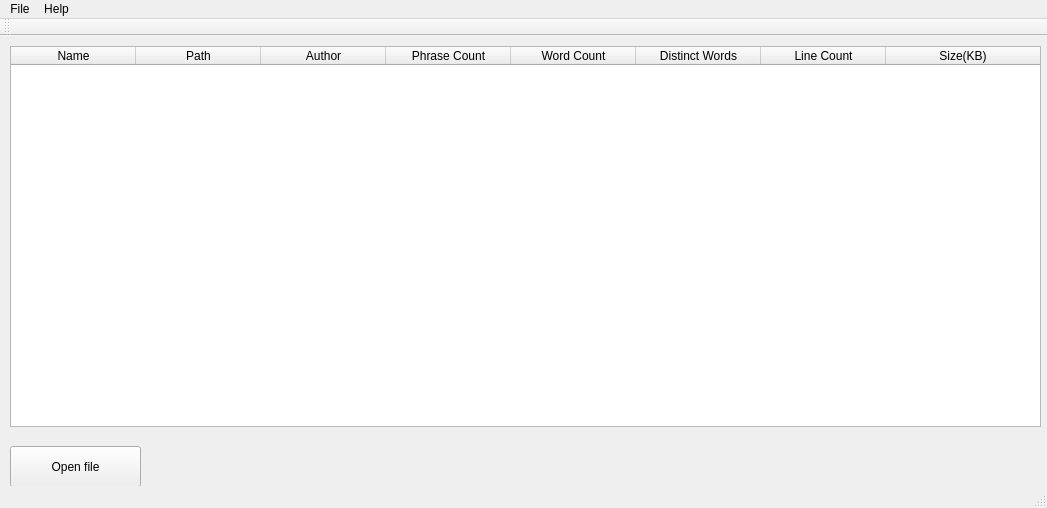
This is Bookstat/mainwindow.ui in imarius85/Bookstat as Qt 5 draws it before an edit. The edited form follows.
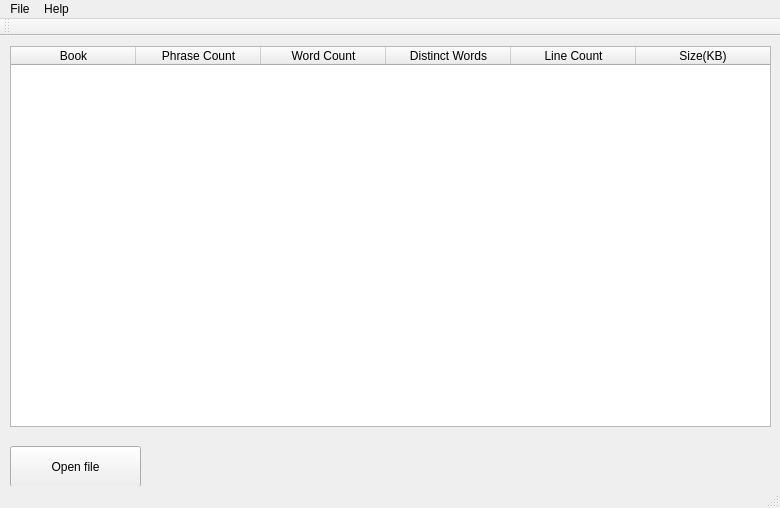
This is the edited form.

The edit to the form file:
```diff
--- a/Bookstat/mainwindow.ui
+++ b/Bookstat/mainwindow.ui
@@ -6,7 +6,7 @@
    <rect>
     <x>0</x>
     <y>0</y>
-    <width>1047</width>
+    <width>780</width>
     <height>508</height>
    </rect>
   </property>
@@ -19,7 +19,7 @@
      <rect>
       <x>10</x>
       <y>10</y>
-      <width>1031</width>
+      <width>761</width>
       <height>381</height>
      </rect>
     </property>
@@ -49,23 +49,7 @@
     </attribute>
     <column>
      <property name="text">
-      <string>Name</string>
-     </property>
-     <property name="textAlignment">
-      <set>AlignCenter</set>
-     </property>
-    </column>
-    <column>
-     <property name="text">
-      <string>Path</string>
-     </property>
-     <property name="textAlignment">
-      <set>AlignCenter</set>
-     </property>
-    </column>
-    <column>
-     <property name="text">
-      <string>Author</string>
+      <string>Book</string>
      </property>
      <property name="textAlignment">
       <set>AlignCenter</set>
@@ -131,7 +115,7 @@
     <rect>
      <x>0</x>
      <y>0</y>
-     <width>1047</width>
+     <width>780</width>
      <height>21</height>
     </rect>
    </property>
```
Left out of the diff: 2 changed lines with no effect on the pictures.
